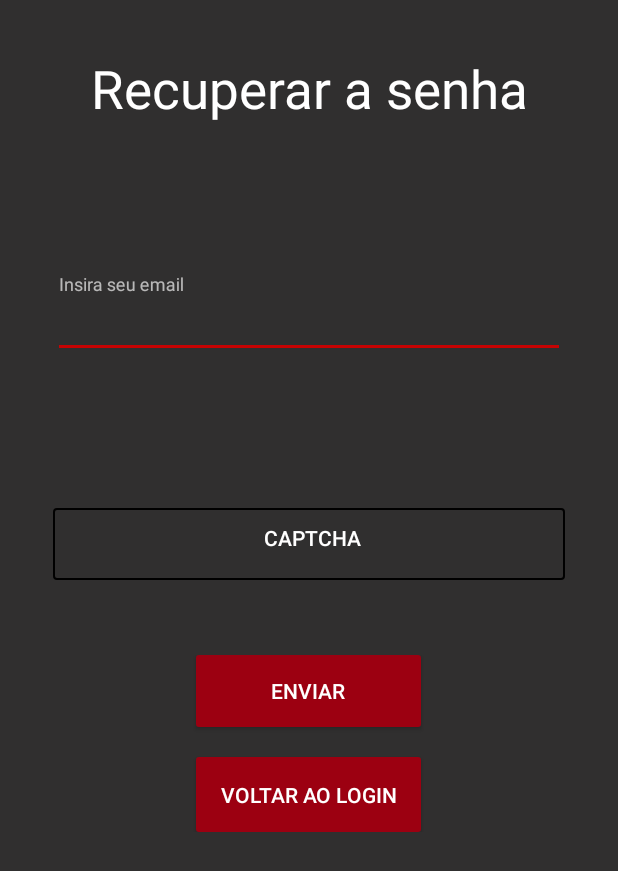
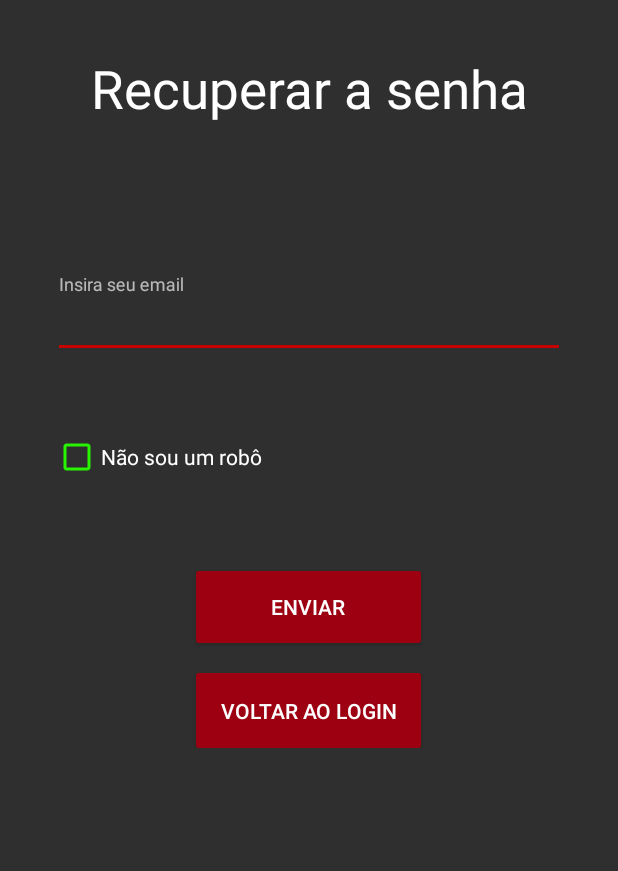
Before and after one commit to matheusant/AppTCC, an Android app: the RecuperacaoActivity screen opened directly, with no data from a screen before it, on a phone screen of 412 x 824 dp. Shown: the top 871 px of the screen. Run offline under Robolectric (Android 15) with nearby library versions, the phone set to English and light mode, and no system bars; 2 statements that could not run were skipped.

Commit message:
Implementação Re-Captcha

```diff
--- a/app/build.gradle
+++ b/app/build.gradle
@@ -26,6 +26,7 @@ dependencies {
     implementation fileTree(dir: "libs", include: ["*.jar"])
     implementation 'androidx.appcompat:appcompat:1.2.0'
     implementation 'androidx.constraintlayout:constraintlayout:2.0.1'
+    implementation 'com.google.android.gms:play-services-safetynet:17.0.0'
     testImplementation 'junit:junit:4.12'
     androidTestImplementation 'androidx.test.ext:junit:1.1.2'
     androidTestImplementation 'androidx.test.espresso:espresso-core:3.3.0'
--- a/app/src/main/AndroidManifest.xml
+++ b/app/src/main/AndroidManifest.xml
@@ -1,6 +1,8 @@
 <?xml version="1.0" encoding="utf-8"?>
 <manifest xmlns:android="http://schemas.android.com/apk/res/android"
     package="br.com.local.login">
+
+    <uses-permission android:name="android.permission.INTERNET"/>
 
     <application
         android:allowBackup="true"
--- a/app/src/main/java/br/com/local/login/QrActivity.java
+++ b/app/src/main/java/br/com/local/login/QrActivity.java
@@ -48,6 +48,7 @@ public class QrActivity extends AppCompatActivity {
         btnSair.setOnClickListener(new View.OnClickListener() {
             @Override
             public void onClick(View view) {
+                startActivity(new Intent(getApplicationContext(), MainActivity.class));
                 finish();
             }
         });
@@ -56,7 +57,6 @@ public class QrActivity extends AppCompatActivity {
     }
 
     private void gerarQRcode() {
-        //String texto = edtUsu.getText().toString();
         Intent intent = getIntent();
         String texto = intent.getStringExtra("USERLOGIN");
         MultiFormatWriter multiFormatWriter = new MultiFormatWriter();
--- a/app/src/main/res/layout/activity_main.xml
+++ b/app/src/main/res/layout/activity_main.xml
@@ -115,7 +115,7 @@
                     android:layout_width="160dp"
                     android:layout_height="wrap_content"
                     android:layout_gravity="center_horizontal"
-                    android:background="@drawable/desenho"
+                    android:background="@drawable/button_desenho"
                     android:text="Entrar" />
 
                 <Button
@@ -124,7 +124,7 @@
                     android:layout_height="wrap_content"
                     android:layout_gravity="center_horizontal"
                     android:layout_marginTop="20dp"
-                    android:background="@drawable/desenho"
+                    android:background="@drawable/button_desenho"
                     android:text="Primeiro Acesso ?" />
 
 
--- a/app/src/main/res/layout/cadastro_layout.xml
+++ b/app/src/main/res/layout/cadastro_layout.xml
@@ -43,7 +43,7 @@
             android:layout_height="50dp"
             android:layout_gravity="center_horizontal"
             android:layout_marginTop="170dp"
-            android:background="@drawable/desenho"
+            android:background="@drawable/button_desenho"
             android:text="Voltar ao login"
             android:textColor="@color/colorLetras" />
 
--- a/app/src/main/res/layout/qr_layout.xml
+++ b/app/src/main/res/layout/qr_layout.xml
@@ -52,7 +52,7 @@
                 android:layout_gravity="right"
                 android:layout_marginTop="100dp"
                 android:layout_marginRight="10dp"
-                android:background="@drawable/desenho"
+                android:background="@drawable/button_desenho"
                 android:text="Sair"
                 android:textColor="@color/colorLetras" />
 
--- a/app/src/main/res/layout/recuperacao_layout.xml
+++ b/app/src/main/res/layout/recuperacao_layout.xml
@@ -41,6 +41,7 @@
                 app:hintTextColor="@color/colorHint">
 
                 <com.google.android.material.textfield.TextInputEditText
+                    android:id="@+id/edtEmail"
                     android:layout_width="match_parent"
                     android:layout_height="wrap_content"
                     android:inputType="textEmailAddress"
@@ -48,27 +49,28 @@
 
             </com.google.android.material.textfield.TextInputLayout>
 
-            <Button
-                android:layout_width="match_parent"
-                android:layout_height="wrap_content"
-                android:layout_marginTop="100dp"
-                android:background="@drawable/edit_text"
-                android:gravity="center_horizontal"
-                android:text="Captcha"
-                android:textColor="@color/colorLetras" />
-
             <LinearLayout
                 android:layout_width="match_parent"
                 android:layout_height="match_parent"
                 android:layout_marginTop="50dp"
                 android:orientation="vertical">
 
+                <CheckBox
+                    android:id="@+id/checkBoxRecuperar"
+                    android:layout_width="match_parent"
+                    android:layout_height="wrap_content"
+                    android:layout_marginBottom="60dp"
+                    android:buttonTint="@color/cor_checkbox"
+                    android:checked="false"
+                    android:text="Não sou um robô"
+                    android:textColor="@color/colorLetras" />
+
                 <Button
                     android:id="@+id/btnEnviar"
                     android:layout_width="150dp"
                     android:layout_height="wrap_content"
                     android:layout_gravity="center_horizontal"
-                    android:background="@drawable/desenho"
+                    android:background="@drawable/button_desenho"
                     android:text="Enviar"
                     android:textColor="@color/colorLetras" />
 
@@ -78,7 +80,7 @@
                     android:layout_height="50dp"
                     android:layout_gravity="center_horizontal"
                     android:layout_marginTop="20dp"
-                    android:background="@drawable/desenho"
+                    android:background="@drawable/button_desenho"
                     android:text="Voltar ao login"
                     android:textColor="@color/colorLetras" />
 
--- a/app/src/main/res/layout/recuperar_sucesso_layout.xml
+++ b/app/src/main/res/layout/recuperar_sucesso_layout.xml
@@ -42,7 +42,7 @@
                 android:layout_height="50dp"
                 android:layout_gravity="center_horizontal"
                 android:layout_marginTop="50dp"
-                android:background="@drawable/desenho"
+                android:background="@drawable/button_desenho"
                 android:text="Voltar ao login"
                 android:textColor="@color/colorLetras" />
 
--- a/app/src/main/res/layout/splash_layout.xml
+++ b/app/src/main/res/layout/splash_layout.xml
@@ -4,7 +4,7 @@
     xmlns:tools="http://schemas.android.com/tools"
     android:layout_width="match_parent"
     android:layout_height="match_parent"
-    android:background="@color/colorDark"
+    android:background="@color/colorPrimaryDark"
     tools:context=".SplashActivity">
 
 
@@ -13,6 +13,7 @@
         android:layout_width="wrap_content"
         android:layout_height="wrap_content"
         android:layout_marginBottom="32dp"
+        android:scaleType="centerCrop"
         app:layout_constraintBottom_toBottomOf="parent"
         app:layout_constraintEnd_toEndOf="parent"
         app:layout_constraintStart_toStartOf="parent"
@@ -25,7 +26,7 @@
         android:layout_width="wrap_content"
         android:layout_height="wrap_content"
         android:layout_marginTop="24dp"
-        android:text="Projeto QR"
+        android:text="Acesso Etecia"
         android:textColor="@color/colorHint"
         android:textSize="30sp"
         app:layout_constraintEnd_toEndOf="parent"
--- a/app/src/main/res/values/colors.xml
+++ b/app/src/main/res/values/colors.xml
@@ -8,4 +8,5 @@
     <color name="colorHint">#A8FFFFFF</color>
     <color name="cor_cps">#9C0011</color>
     <color name="cor_checkbox">#27F402</color>
+    <color name="cor_splash">#1E1E1E</color>
 </resources>
```
Also changed, not shown: app/src/main/java/br/com/local/login/MainActivity.java (+9 -0 lines), app/src/main/java/br/com/local/login/RecuperacaoActivity.java (+100 -8 lines), app/src/main/res/drawable/ic_remove_red_eye_24.xml (deleted, +0 -10 lines), app/src/main/res/layout/primeiro_acesso_layout.xml (+2 -11 lines), app/src/main/res/drawable/button_desenho.xml (renamed from app/src/main/res/drawable/desenho.xml).
